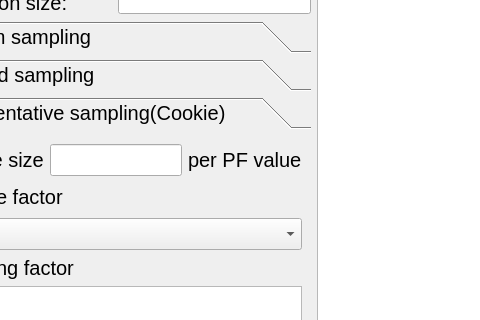
Qt form samplingdialog.ui (WilsonImmunologyLab/VGenes) before a commit; both pictures show x 85 to 565 and y 104 to 424 of the 1150 by 777 pixel window.
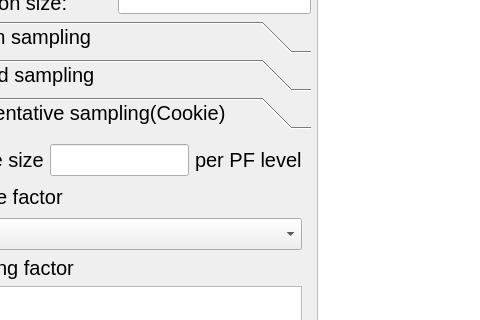
The same form after that commit. The open tabs and pages were chosen to show the change. Icons and pictures are not drawn.

Commit message: update UI for sampling dialog

Patch:
```diff
--- a/samplingdialog.ui
+++ b/samplingdialog.ui
@@ -286,7 +286,7 @@
        <item row="0" column="2">
         <widget class="QLabel" name="labelSample">
          <property name="text">
-          <string>per PF value</string>
+          <string>per PF level</string>
          </property>
         </widget>
        </item>
```
Left out of the diff: 5 changed lines with no effect on the pictures. The commit also changes 2 other files.
